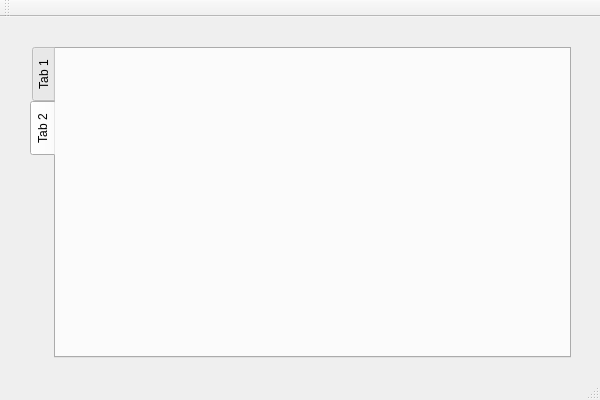
Before: the Qt Designer form DocManagement/DocManagement/DocManagement.ui in haizeiwang10086/file_save_haizeiwang10086, drawn with Qt 5.
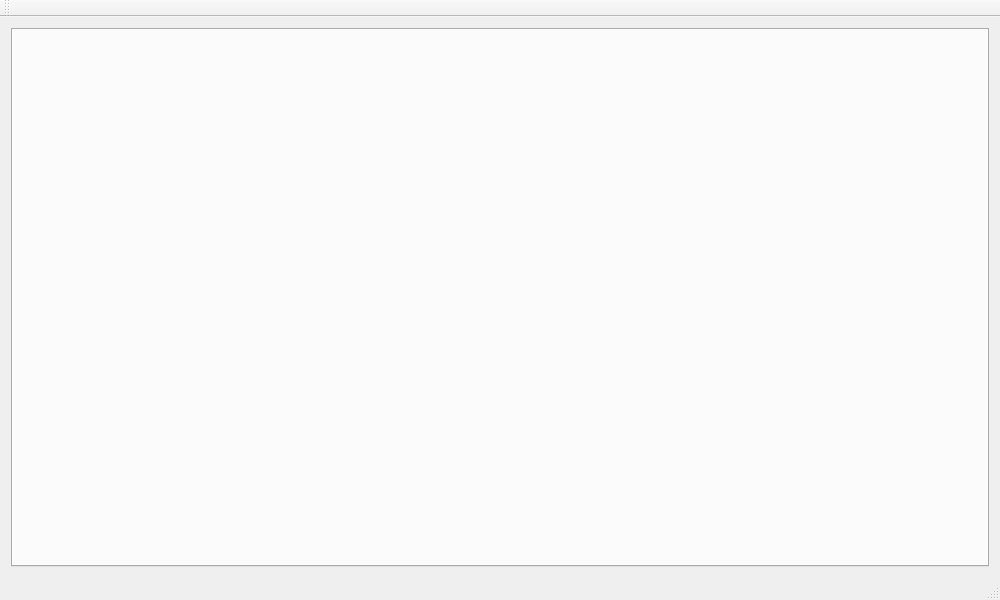
After: the same form once the commit is applied.

```diff
--- a/DocManagement/DocManagement/DocManagement.ui
+++ b/DocManagement/DocManagement/DocManagement.ui
@@ -6,40 +6,35 @@
    <rect>
     <x>0</x>
     <y>0</y>
-    <width>600</width>
-    <height>400</height>
+    <width>1000</width>
+    <height>600</height>
    </rect>
   </property>
+  <property name="minimumSize">
+   <size>
+    <width>1000</width>
+    <height>600</height>
+   </size>
+  </property>
   <property name="windowTitle">
    <string>DocManagement</string>
   </property>
   <widget class="QWidget" name="centralWidget">
+   <layout class="QGridLayout" name="gridLayout">
+    <item row="0" column="0">
    <widget class="QTabWidget" name="tabWidget">
-    <property name="geometry">
-     <rect>
-      <x>30</x>
-      <y>30</y>
-      <width>541</width>
-      <height>311</height>
-     </rect>
+      <property name="styleSheet">
+       <string notr="true"/>
     </property>
     <property name="tabPosition">
      <enum>QTabWidget::West</enum>
     </property>
     <property name="currentIndex">
-     <number>1</number>
-    </property>
-    <widget class="QWidget" name="tab">
-     <attribute name="title">
-      <string>Tab 1</string>
-     </attribute>
-    </widget>
-    <widget class="QWidget" name="tab_2">
-     <attribute name="title">
-      <string>Tab 2</string>
-     </attribute>
-    </widget>
-   </widget>
+       <number>-1</number>
+      </property>
+     </widget>
+    </item>
+   </layout>
   </widget>
   <widget class="QMenuBar" name="menuBar">
    <property name="geometry">
```
Left out of the diff: 4 changed lines with no effect on the pictures. Lines whose indentation alone changed are shown as unchanged.
